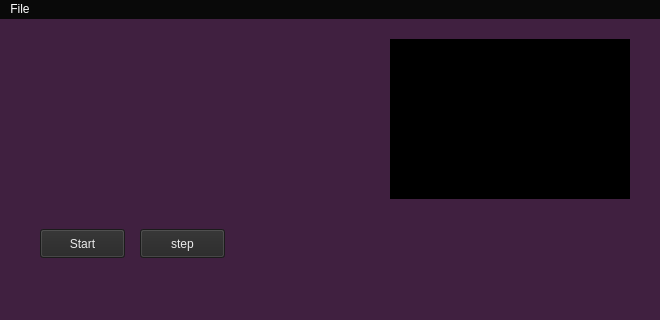
This is mainwindow.ui in chux0519/c8-emu as Qt 5 draws it before an edit. The edited form follows.
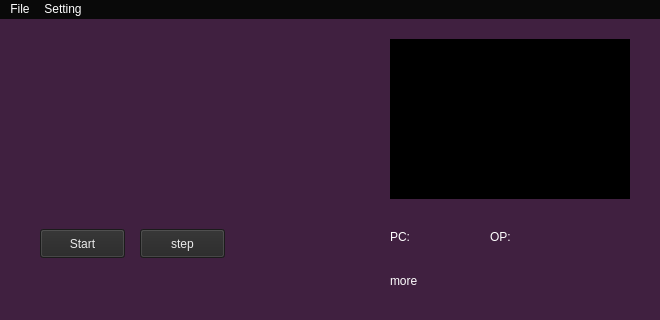
This is the edited form.

Commit message:
feat: change some styles
add entry for keyboard settings

What changed in the file:
```diff
--- a/mainwindow.ui
+++ b/mainwindow.ui
@@ -97,6 +97,68 @@
 }</string>
     </property>
    </widget>
+   <widget class="QLabel" name="pcLabel">
+    <property name="geometry">
+     <rect>
+      <x>390</x>
+      <y>210</y>
+      <width>91</width>
+      <height>16</height>
+     </rect>
+    </property>
+    <property name="styleSheet">
+     <string notr="true">QLabel {
+color: rgb(255, 255, 255);
+}</string>
+    </property>
+    <property name="text">
+     <string>PC:</string>
+    </property>
+   </widget>
+   <widget class="QLabel" name="opLabel">
+    <property name="geometry">
+     <rect>
+      <x>490</x>
+      <y>210</y>
+      <width>161</width>
+      <height>16</height>
+     </rect>
+    </property>
+    <property name="styleSheet">
+     <string notr="true">QLabel {
+color: rgb(255, 255, 255);
+}</string>
+    </property>
+    <property name="text">
+     <string>OP:</string>
+    </property>
+   </widget>
+   <widget class="QPushButton" name="pushButton">
+    <property name="geometry">
+     <rect>
+      <x>390</x>
+      <y>250</y>
+      <width>31</width>
+      <height>24</height>
+     </rect>
+    </property>
+    <property name="styleSheet">
+     <string notr="true">QPushButton {
+background-color: none;
+border: none;
+text-align: left;
+font-size: 12px;
+color: rgb(255, 255, 255);
+}
+QPushButton::hover {
+text-decoration: underline;
+font: bold;
+}</string>
+    </property>
+    <property name="text">
+     <string>more</string>
+    </property>
+   </widget>
   </widget>
   <widget class="QMenuBar" name="menuBar">
    <property name="geometry">
@@ -113,7 +175,14 @@
     </property>
     <addaction name="OpenFile"/>
    </widget>
+   <widget class="QMenu" name="menuSetting">
+    <property name="title">
+     <string>Setting</string>
+    </property>
+    <addaction name="kbdSetting"/>
+   </widget>
    <addaction name="menuFile"/>
+   <addaction name="menuSetting"/>
   </widget>
   <action name="OpenFile">
    <property name="checkable">
```
Left out of the diff: 10 changed lines with no effect on the pictures. The commit also changes 4 other files.
